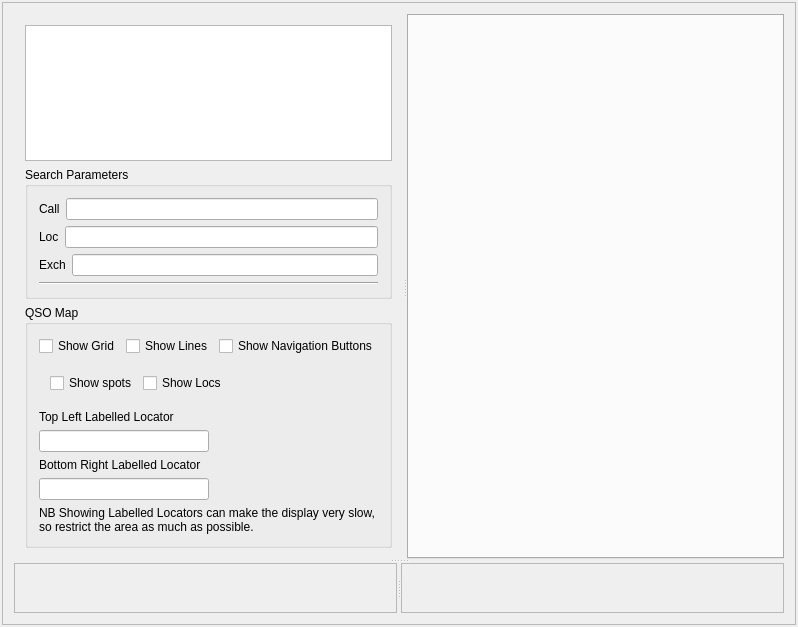
Qt form mqt/MqtMonitor/MonitorMain.ui (Rsclub22/Minos2-Mirror) before a commit.
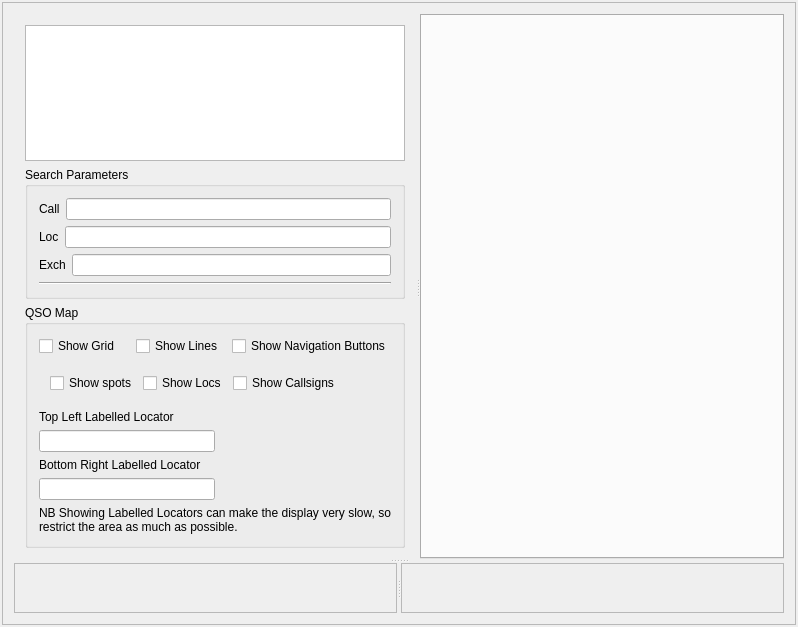
The same form after that commit. Custom widgets are drawn as their Qt base class.

Commit message: Add option for callsigns display on map

```diff
--- a/mqt/MqtMonitor/MonitorMain.ui
+++ b/mqt/MqtMonitor/MonitorMain.ui
@@ -168,7 +168,7 @@
                 </layout>
                </item>
                <item>
-                <widget class="QFrame" name="">
+                <widget class="QFrame" name="frame">
                  <layout class="QHBoxLayout" name="horizontalLayout_5">
                   <item>
                    <widget class="QCheckBox" name="mapShowSpots">
@@ -184,6 +184,13 @@
                     </property>
                    </widget>
                   </item>
+                  <item>
+                   <widget class="QCheckBox" name="showCalls">
+                    <property name="text">
+                     <string>Show Callsigns</string>
+                    </property>
+                   </widget>
+                  </item>
                   <item>
                    <spacer name="horizontalSpacer_2">
                     <property name="orientation">
```
The commit also changes 16 other files.
